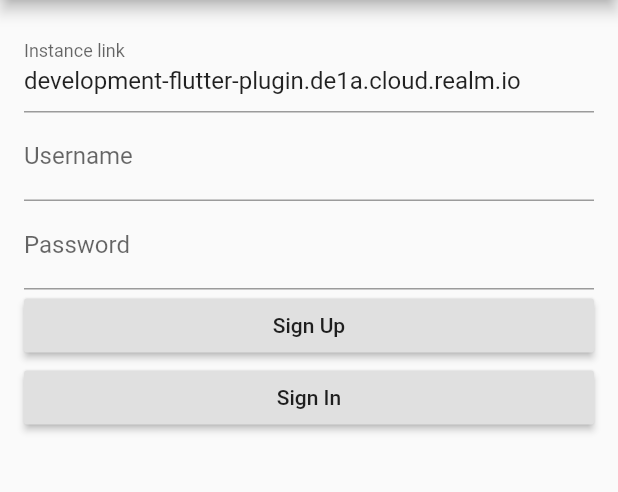
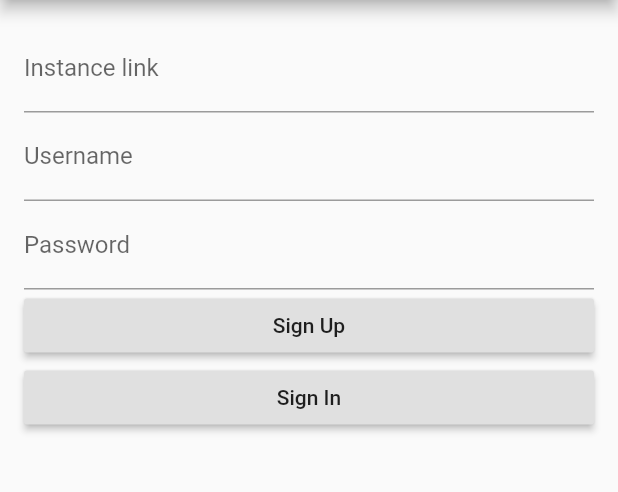
Before and after one commit to mogol/flutter_realm, a Flutter app: the SyncWidget screen opened by its route, on a phone screen of 412 x 824 dp, the part 84-576 px from its top. Run offline on Flutter 3.47's test engine with Material 2 defaults, Android fonts, the phone set to English and light mode, and no system bars; our stand-ins replace rxdart.

Commit message:
Remove instance address.

```diff
--- a/example/lib/sync/sync.dart
+++ b/example/lib/sync/sync.dart
@@ -54,7 +54,6 @@ class _SignInState extends State<_SignIn> {
         children: <Widget>[
           TextFormField(
             key: Key('instance_link'),
-            initialValue: 'development-flutter-plugin.de1a.cloud.realm.io',
             decoration: InputDecoration(labelText: 'Instance link'),
             validator: (text) {
               if (text.startsWith('http') || text.startsWith('realm')) {
```
